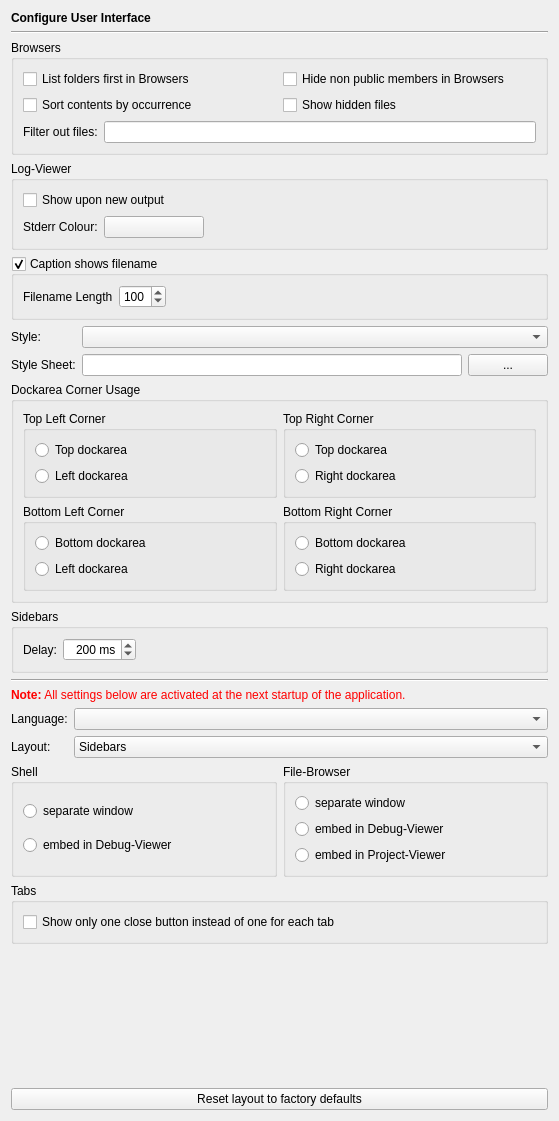
Before: the Qt Designer form Preferences/ConfigurationPages/InterfacePage.ui in testmana2/test, drawn with Qt 5.
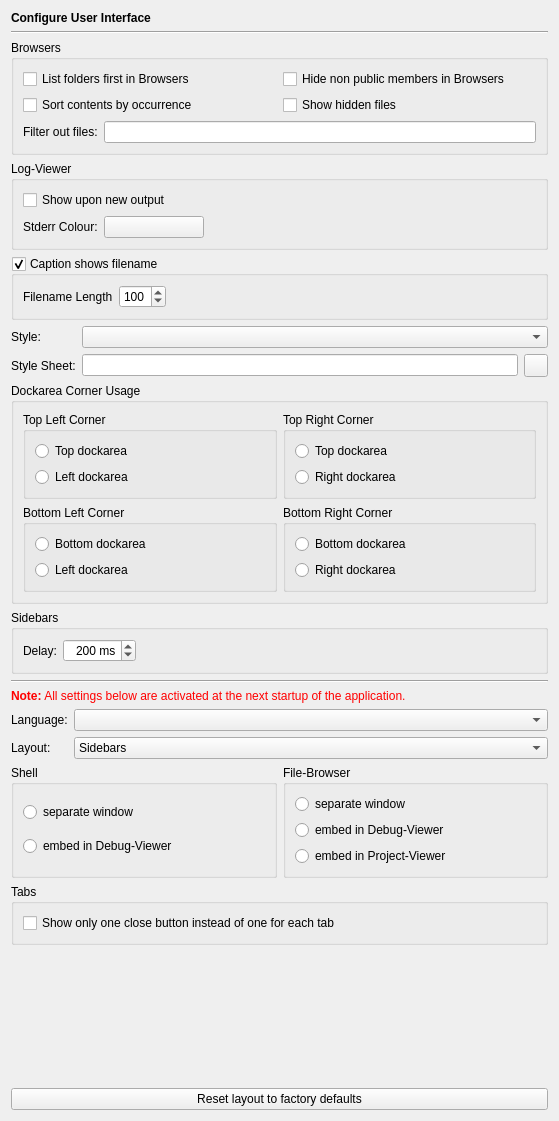
After: the same form once the commit is applied.

Commit message: Changed all the file or directory selection buttons to QToolButton and gave them an icon.

```diff
--- a/Preferences/ConfigurationPages/InterfacePage.ui
+++ b/Preferences/ConfigurationPages/InterfacePage.ui
@@ -241,13 +241,10 @@
       </widget>
      </item>
      <item row="1" column="2">
-      <widget class="QPushButton" name="styleSheetButton">
+      <widget class="QToolButton" name="styleSheetButton">
        <property name="toolTip">
         <string>Select the style sheet file via a file selection dialog</string>
        </property>
-       <property name="text">
-        <string>...</string>
-       </property>
       </widget>
      </item>
     </layout>
```
The commit also changes 127 other files.
